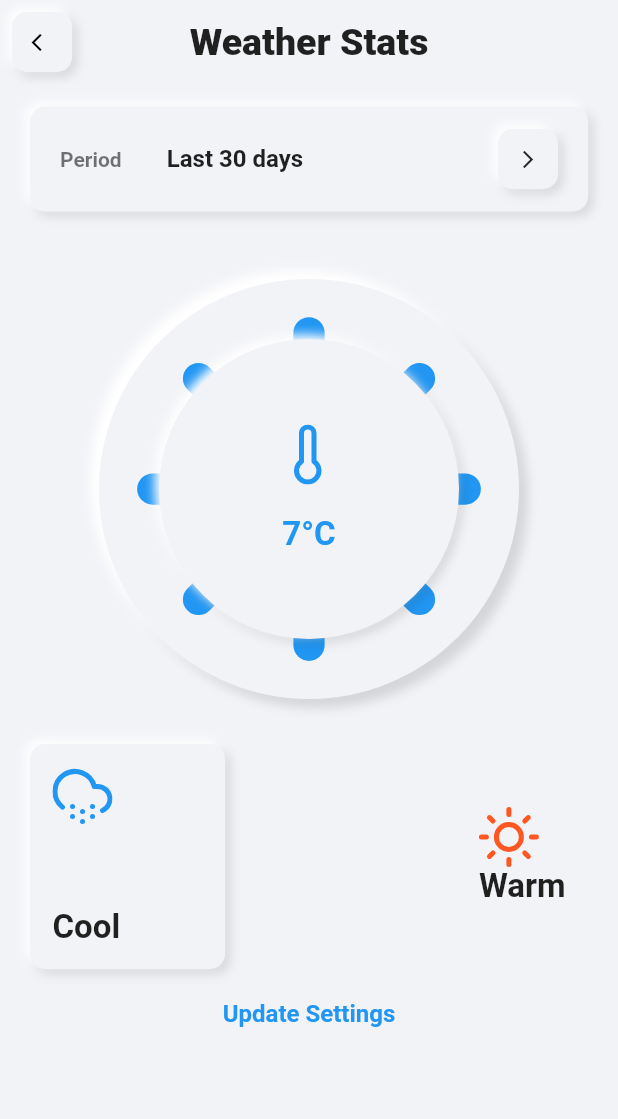
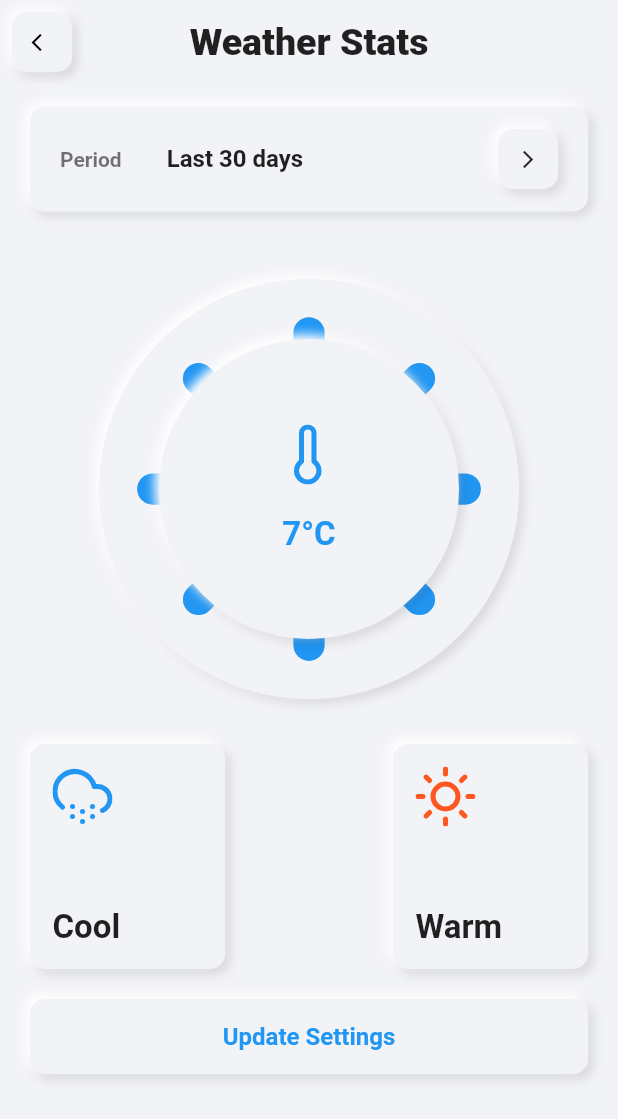
Before and after one commit to JideGuru/weather_neumorphism_ui, a Flutter app: the screen it shows after launch, on a phone screen of 412 x 824 dp. Shown: the top 1119 px of the screen. Run offline on Flutter 3.47's test engine with Material 2 defaults, Android fonts, the phone set to English and light mode, and no system bars; our stand-ins replace flutter_icons.

Commit message:
Complete code refactor

```diff
--- /dev/null
+++ b/lib/components/custom_container.dart
@@ -0,0 +1,36 @@
+import 'package:flutter/material.dart';
+
+class CustomContainer extends StatelessWidget {
+  final Widget child;
+  final double height;
+  final double width;
+  final bool isCircle;
+
+  CustomContainer({this.child, this.height, this.width, this.isCircle = false});
+
+  @override
+  Widget build(BuildContext context) {
+    return Container(
+      height: height,
+      width: width,
+      decoration: BoxDecoration(
+        borderRadius: isCircle ? null : BorderRadius.circular(10),
+        color: Theme.of(context).primaryColor,
+        shape: isCircle ? BoxShape.circle : BoxShape.rectangle,
+        boxShadow: [
+          BoxShadow(
+            offset: Offset(3, 3),
+            color: Colors.black12,
+            blurRadius: 5,
+          ),
+          BoxShadow(
+            offset: Offset(-3, -3),
+            color: Colors.white,
+            blurRadius: 5,
+          )
+        ],
+      ),
+      child: child,
+    );
+  }
+}
--- a/lib/main.dart
+++ b/lib/main.dart
@@ -1,13 +1,8 @@
 import 'package:flutter/material.dart';
-import 'package:flutter/services.dart';
 import 'package:weather_neumorphism_ui/screens/home.dart';
 import 'package:weather_neumorphism_ui/util/consts.dart';
 
 void main(){
-  SystemChrome.setSystemUIOverlayStyle(SystemUiOverlayStyle(
-    statusBarColor: Constants.lightPrimary,
-    statusBarIconBrightness: Brightness.dark,
-  ));
   runApp(MyApp());
 }
 
--- a/lib/screens/home.dart
+++ b/lib/screens/home.dart
@@ -1,83 +1,86 @@
 import 'package:flutter/material.dart';
 import 'package:flutter_icons/flutter_icons.dart';
-import 'package:neumorphic/neumorphic.dart';
+import 'package:weather_neumorphism_ui/components/custom_container.dart';
 import 'package:weather_neumorphism_ui/util/consts.dart';
 
 class Home extends StatelessWidget {
   @override
   Widget build(BuildContext context) {
     return Scaffold(
-      appBar: AppBar(
+      appBar: buildAppBar(context),
+      body: ListView(
+        padding: EdgeInsets.symmetric(horizontal: 20.0),
+        children: <Widget>[
+          buildPeriodContainer(context),
+          SizedBox(height: 20.0),
+          buildTempCircle(context),
+          SizedBox(height: 20.0),
+          Row(
+            mainAxisAlignment: MainAxisAlignment.spaceBetween,
+            children: <Widget>[
+              buildTempIndicator(context, false),
+              buildTempIndicator(context, true),
+            ],
+          ),
+          SizedBox(height: 20.0),
+          CustomContainer(
+            height: 50.0,
+            child: Center(
+              child: Text(
+                "Update Settings",
+                style: TextStyle(
+                  fontWeight: FontWeight.bold,
+                  fontSize: 16.0,
+                  color: Theme.of(context).accentColor,
+                ),
+              ),
+            ),
+          ),
+        ],
+      ),
+    );
+  }
+
+  buildAppBar(BuildContext context) {
+    return AppBar(
       leading: Column(
         mainAxisAlignment: MainAxisAlignment.center,
         crossAxisAlignment: CrossAxisAlignment.center,
         children: <Widget>[
-            Container(
-              height: 40,
-              width: 40,
-              decoration: BoxDecoration(
-                borderRadius: BorderRadius.circular(10),
-                color: Theme.of(context).primaryColor,
-                boxShadow: [
-                  BoxShadow(
-                    offset: Offset(3, 3),
-                    color: Colors.black12,
-                    blurRadius: 5,
-                  ),
-                  BoxShadow(
-                    offset: Offset(-3, -3),
-                    color: Colors.white,
-                    blurRadius: 5,
-                  )
-                ],
-              ),
+          CustomContainer(
+            height: 40.0,
+            width: 40.0,
             child: Icon(
               Icons.arrow_back_ios,
-                size: 14,
+              size: 14.0,
             ),
           ),
         ],
       ),
       centerTitle: true,
-        elevation: 0,
+      elevation: 0.0,
       title: Text(
         "${Constants.appName}",
         style: TextStyle(
-            fontSize: 25,
+          fontSize: 25.0,
           fontWeight: FontWeight.w900,
         ),
       ),
-      ),
-      body: ListView(
-        padding: EdgeInsets.symmetric(horizontal: 20),
-        children: <Widget>[
-          Container(
-            height: 100,
+    );
+  }
+
+  buildPeriodContainer(BuildContext context) {
+    return Container(
+      height: 100.0,
       child: Column(
         mainAxisAlignment: MainAxisAlignment.center,
         crossAxisAlignment: CrossAxisAlignment.center,
         children: <Widget>[
-                Container(
-                  height: 70,
+          CustomContainer(
+            height: 70.0,
             width: MediaQuery.of(context).size.width,
-                  decoration: BoxDecoration(
-                    borderRadius: BorderRadius.circular(10),
-                    color: Theme.of(context).primaryColor,
-                    boxShadow: [
-                      BoxShadow(
-                        offset: Offset(3, 3),
-                        color: Colors.black12,
-                        blurRadius: 5,
-                      ),
-                      BoxShadow(
-                        offset: Offset(-3, -3),
-                        color: Colors.white,
-                        blurRadius: 5,
-                      )
-                    ],
-                  ),
             child: Padding(
-                    padding: EdgeInsets.symmetric(horizontal: 20),
+              padding: EdgeInsets.symmetric(horizontal: 20.0),
               child: Row(
                 crossAxisAlignment: CrossAxisAlignment.center,
                 mainAxisAlignment: MainAxisAlignment.spaceBetween,
@@ -92,40 +95,24 @@ class Home extends StatelessWidget {
                           color: Theme.of(context).textTheme.caption.color,
                         ),
                       ),
-
-                            SizedBox(width: 30,),
+                      SizedBox(
+                        width: 30.0,
+                      ),
                       Text(
                         "Last 30 days",
                         style: TextStyle(
                           fontWeight: FontWeight.bold,
-                                fontSize: 16,
+                          fontSize: 16.0,
                         ),
                       ),
                     ],
                   ),
-
-                        Container(
-                          height: 40,
-                          width: 40,
-                          decoration: BoxDecoration(
-                            borderRadius: BorderRadius.circular(10),
-                            color: Theme.of(context).primaryColor,
-                            boxShadow: [
-                              BoxShadow(
-                                offset: Offset(3, 3),
-                                color: Colors.black12,
-                                blurRadius: 5,
-                              ),
-                              BoxShadow(
-                                offset: Offset(-3, -3),
-                                color: Colors.white,
-                                blurRadius: 5,
-                              )
-                            ],
-                          ),
+                  CustomContainer(
+                    height: 40.0,
+                    width: 40.0,
                     child: Icon(
                       Icons.arrow_forward_ios,
-                            size: 14,
+                      size: 14.0,
                     ),
                   ),
                 ],
@@ -134,42 +121,27 @@ class Home extends StatelessWidget {
           ),
         ],
       ),
-          ),
+    );
+  }
 
-          SizedBox(height: 20,),
-
-          Container(
-            height: 300,
+  buildTempCircle(BuildContext context) {
+    return Container(
+      height: 300.0,
       child: Column(
         mainAxisAlignment: MainAxisAlignment.center,
         crossAxisAlignment: CrossAxisAlignment.center,
         children: <Widget>[
-                Container(
-                  height: 280,
+          CustomContainer(
+            height: 280.0,
             width: MediaQuery.of(context).size.width,
-                  decoration: BoxDecoration(
-                    shape: BoxShape.circle,
-                    color: Theme.of(context).primaryColor,
-                    boxShadow: [
-                      BoxShadow(
-                        offset: Offset(6, 6),
-                        color: Colors.black12,
-                        blurRadius: 5,
-                      ),
-                      BoxShadow(
-                        offset: Offset(-6, -6),
-                        color: Colors.white,
-                        blurRadius: 5,
-                      )
-                    ],
-                  ),
+            isCircle: true,
             child: Stack(
               children: <Widget>[
                 Align(
                   alignment: Alignment.center,
                   child: Icon(
                     Feather.loader,
-                          size: 250,
+                    size: 250.0,
                     color: Theme.of(context).accentColor,
                   ),
                 ),
@@ -177,25 +149,10 @@ class Home extends StatelessWidget {
                   mainAxisAlignment: MainAxisAlignment.center,
                   crossAxisAlignment: CrossAxisAlignment.center,
                   children: <Widget>[
-                          Container(
-                            height: 200,
+                    CustomContainer(
+                      height: 200.0,
                       width: MediaQuery.of(context).size.width,
-                            decoration: BoxDecoration(
-                              shape: BoxShape.circle,
-                              color: Theme.of(context).primaryColor,
-                              boxShadow: [
-                                BoxShadow(
-                                  offset: Offset(3, 3),
-                                  color: Colors.black12,
-                                  blurRadius: 5,
-                                ),
-                                BoxShadow(
-                                  offset: Offset(-3, -3),
-                                  color: Colors.white,
-                                  blurRadius: 5,
-                                )
-                              ],
-                            ),
+                      isCircle: true,
                       child: Column(
                         mainAxisAlignment: MainAxisAlignment.center,
                         crossAxisAlignment: CrossAxisAlignment.center,
@@ -203,14 +160,14 @@ class Home extends StatelessWidget {
                           Icon(
                             Feather.thermometer,
                             color: Theme.of(context).accentColor,
-                                  size: 40,
+                            size: 40.0,
                           ),
-                                SizedBox(height: 20,),
+                          SizedBox(height: 20.0),
                           Text(
                             "7°C",
                             style: TextStyle(
                               fontWeight: FontWeight.bold,
-                                    fontSize: 22,
+                              fontSize: 22.0,
                               color: Theme.of(context).accentColor,
                             ),
                           ),
@@ -224,32 +181,13 @@ class Home extends StatelessWidget {
           ),
         ],
       ),
-          ),
+    );
+  }
 
-          SizedBox(height: 20,),
-
-          Row(
-            mainAxisAlignment: MainAxisAlignment.spaceBetween,
-            children: <Widget>[
-              Container(
-                height: 150,
-                width: 130,
-                decoration: BoxDecoration(
-                  borderRadius: BorderRadius.circular(10),
-                  color: Theme.of(context).primaryColor,
-                  boxShadow: [
-                    BoxShadow(
-                      offset: Offset(3, 3),
-                      color: Colors.black12,
-                      blurRadius: 5,
-                    ),
-                    BoxShadow(
-                      offset: Offset(-3, -3),
-                      color: Colors.white,
-                      blurRadius: 5,
-                    ),
-                  ],
-                ),
+  buildTempIndicator(BuildContext context, bool isWarm) {
+    return CustomContainer(
+      height: 150.0,
+      width: 130.0,
       child: Padding(
         padding: EdgeInsets.all(15),
         child: Column(
@@ -257,76 +195,20 @@ class Home extends StatelessWidget {
           mainAxisAlignment: MainAxisAlignment.spaceBetween,
           children: <Widget>[
             Icon(
-                        Feather.cloud_snow,
-                        size: 40,
-                        color: Theme.of(context).accentColor,
+              isWarm ? Feather.sun : Feather.cloud_snow,
+              size: 40.0,
+              color: isWarm ? Colors.deepOrange : Theme.of(context).accentColor,
             ),
-
             Text(
-                        "Cool",
+              isWarm ? 'Warm' : 'Cool',
               style: TextStyle(
                 fontWeight: FontWeight.bold,
-                          fontSize: 22,
+                fontSize: 22.0,
               ),
             ),
           ],
         ),
       ),
-              ),
-
-              Neumorphic(
-                height: 150,
-                width: 130,
-                status: NeumorphicStatus.convex,
-                decoration: NeumorphicDecoration(
-                  borderRadius: BorderRadius.circular(10),
-                ),
-                child: Padding(
-                  padding: EdgeInsets.all(15),
-                  child: Column(
-                    crossAxisAlignment: CrossAxisAlignment.start,
-                    mainAxisAlignment: MainAxisAlignment.spaceBetween,
-                    children: <Widget>[
-                      Icon(
-                        Feather.sun,
-                        size: 40,
-                        color: Colors.deepOrange,
-                      ),
-
-                      Text(
-                        "Warm",
-                        style: TextStyle(
-                          fontWeight: FontWeight.bold,
-                          fontSize: 22,
-                        ),
-                      ),
-                    ],
-                  ),
-                ),
-              ),
-            ],
-          ),
-          SizedBox(height: 20,),
-
-          Neumorphic(
-            status: NeumorphicStatus.convex,
-            height: 50,
-            decoration: NeumorphicDecoration(
-              borderRadius: BorderRadius.circular(10),
-            ),
-            child: Center(
-              child: Text(
-                "Update Settings",
-                style: TextStyle(
-                  fontWeight: FontWeight.bold,
-                  fontSize: 16,
-                  color: Theme.of(context).accentColor,
-                ),
-              ),
-            ),
-          ),
-        ],
-      ),
     );
   }
 }
--- a/pubspec.yaml
+++ b/pubspec.yaml
@@ -21,7 +21,6 @@ dependencies:
     sdk: flutter
   cupertino_icons: ^0.1.2
   flutter_icons: ^1.0.0+1
-  neumorphic: ^0.0.2
 
 dev_dependencies:
   flutter_test:
```
Also changed, not shown: lib/util/consts.dart (+2 -5 lines), pubspec.lock, 1 other file. Lines whose indentation alone changed are shown as unchanged.
